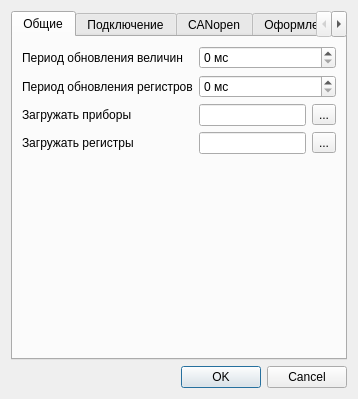
catompiler/QCanDrive, file settingsdlg.ui: the form before one commit.
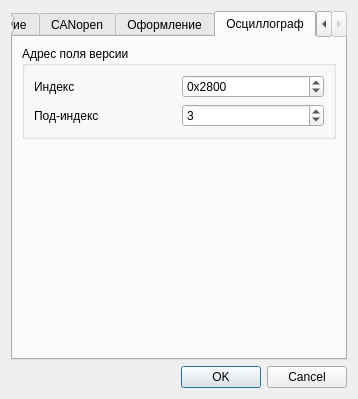
The form after the commit. The open tabs and pages were chosen to show the change.

Commit message: oscope settings: entry index & version subindex

Diff of the .ui file:
```diff
--- a/settingsdlg.ui
+++ b/settingsdlg.ui
@@ -507,6 +507,75 @@
        </item>
       </layout>
      </widget>
+     <widget class="QWidget" name="tabOscope">
+      <attribute name="title">
+       <string>Осциллограф</string>
+      </attribute>
+      <layout class="QVBoxLayout" name="verticalLayout_2">
+       <item>
+        <widget class="QGroupBox" name="gbOscIndex">
+         <property name="title">
+          <string>Адрес поля версии</string>
+         </property>
+         <layout class="QGridLayout" name="gridLayout_3">
+          <item row="0" column="0">
+           <widget class="QLabel" name="lblOscIndex">
+            <property name="text">
+             <string>Индекс</string>
+            </property>
+           </widget>
+          </item>
+          <item row="0" column="1">
+           <widget class="QSpinBox" name="sbOscIndex">
+            <property name="prefix">
+             <string>0x</string>
+            </property>
+            <property name="maximum">
+             <number>65535</number>
+            </property>
+            <property name="value">
+             <number>10240</number>
+            </property>
+            <property name="displayIntegerBase">
+             <number>16</number>
+            </property>
+           </widget>
+          </item>
+          <item row="1" column="0">
+           <widget class="QLabel" name="lblOscSubIndex">
+            <property name="text">
+             <string>Под-индекс</string>
+            </property>
+           </widget>
+          </item>
+          <item row="1" column="1">
+           <widget class="QSpinBox" name="sbOscSubIndex">
+            <property name="maximum">
+             <number>255</number>
+            </property>
+            <property name="value">
+             <number>3</number>
+            </property>
+           </widget>
+          </item>
+         </layout>
+        </widget>
+       </item>
+       <item>
+        <spacer name="verticalSpacer_4">
+         <property name="orientation">
+          <enum>Qt::Orientation::Vertical</enum>
+         </property>
+         <property name="sizeHint" stdset="0">
+          <size>
+           <width>20</width>
+           <height>195</height>
+          </size>
+         </property>
+        </spacer>
+       </item>
+      </layout>
+     </widget>
     </widget>
    </item>
    <item>
```
Left out of the diff: 14 changed lines with no effect on the pictures. The commit also changes 7 other files.
